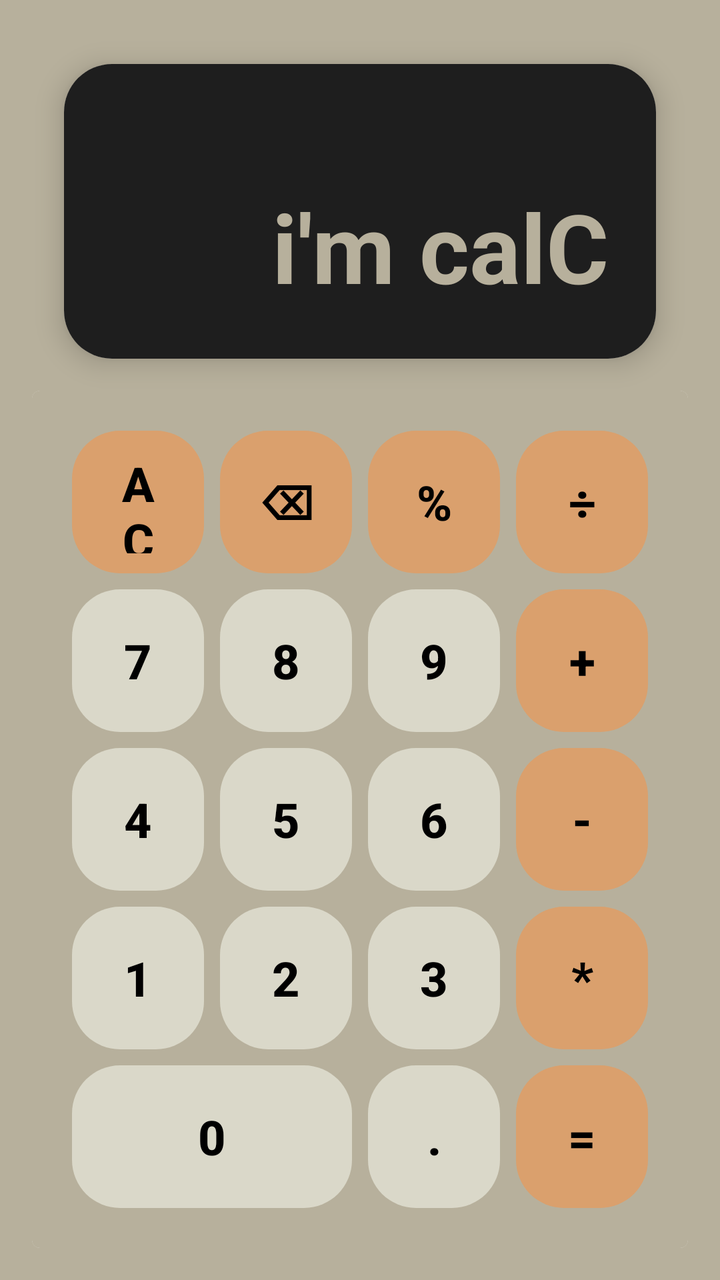
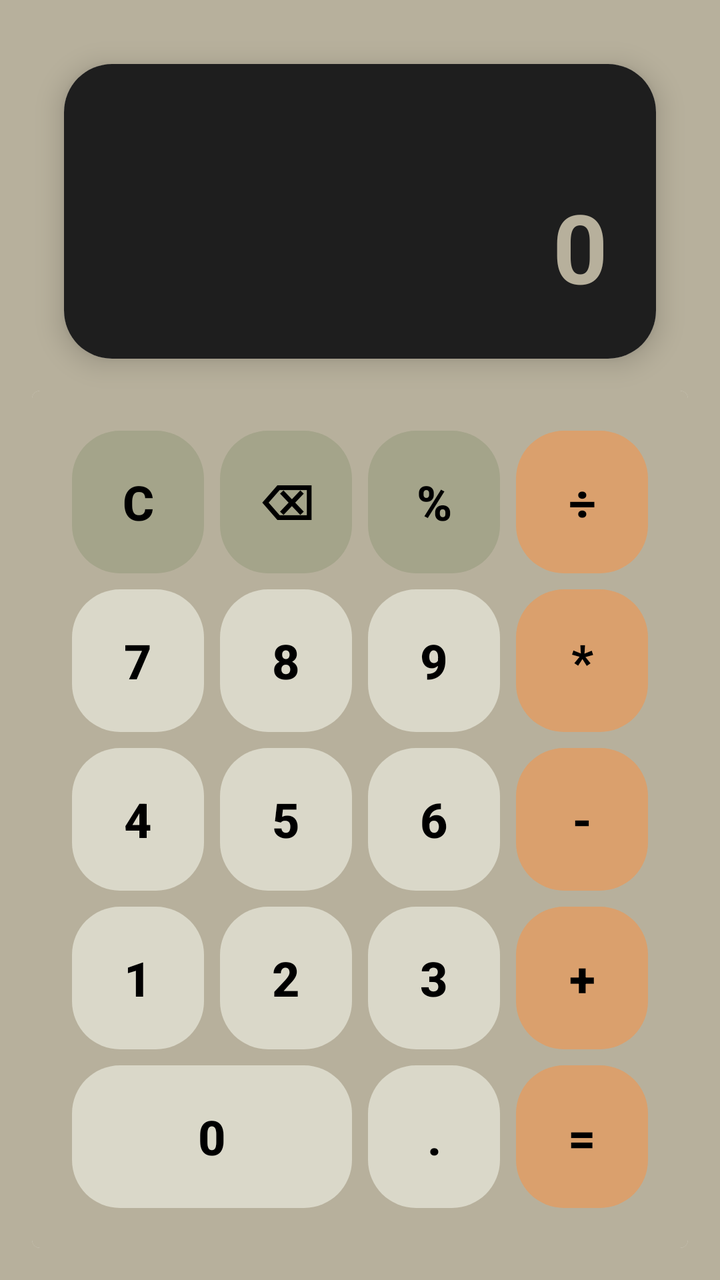

Screens rendered from an Android XML layout before and after an edit, with the pre-edit source and the edit as a unified diff.
<!-- AndroidManifest.xml: application theme Theme.MyCalC -->
<!-- res/layout/activity_main.xml -->
<?xml version="1.0" encoding="utf-8"?>
<androidx.constraintlayout.widget.ConstraintLayout xmlns:android="http://schemas.android.com/apk/res/android"
    xmlns:app="http://schemas.android.com/apk/res-auto"
    xmlns:tools="http://schemas.android.com/tools"
    android:id="@+id/main"
    android:layout_width="match_parent"
    android:layout_height="match_parent"
    tools:context=".MainActivity"
    android:background="#b7b09c">


    <androidx.cardview.widget.CardView
        android:layout_width="match_parent"
        android:layout_height="wrap_content"
        android:layout_margin="32dp"
        app:cardCornerRadius="24dp"
        app:cardElevation="8dp"
        android:id="@+id/displayCard"
        app:layout_constraintTop_toTopOf="parent">

        <LinearLayout
            android:layout_width="match_parent"
            android:layout_height="wrap_content"
            android:orientation="vertical"
            android:background="@color/displayBg"
            android:padding="24dp">
            
            <TextView
                android:id="@+id/previousCalculationTextView"
                android:layout_width="match_parent"
                android:layout_height="wrap_content"
                android:textColor="#b7b09c"
                android:textSize="20sp"
                android:maxLines="1"/>

            <TextView
                android:layout_width="match_parent"
                android:layout_height="wrap_content"
                android:gravity="end"
                android:textColor="#b7b09c"
                android:textSize="48sp"
                android:text="i'm calC"
                android:textStyle="bold"
                android:maxLines="1"
                android:layout_marginTop="8dp"
                android:id="@+id/currentCalculationTextView"/>


        </LinearLayout>
    </androidx.cardview.widget.CardView>

    <androidx.cardview.widget.CardView
        android:layout_width="match_parent"
        android:layout_height="0dp"
        android:layout_margin="16dp"
        app:cardCornerRadius="4dp"
        android:background="#b7b09c"
        app:cardElevation="0dp"
        app:layout_constraintBottom_toBottomOf="parent"
        app:layout_constraintEnd_toEndOf="parent"
        app:layout_constraintStart_toStartOf="parent"
        app:layout_constraintTop_toBottomOf="@+id/displayCard">

        <GridLayout
            android:layout_width="match_parent"
            android:layout_height="match_parent"
            android:background="#b7b09c"
            android:columnCount="4"
            android:rowCount="5"
            android:padding="16dp">

            <Button android:id="@+id/clearButton"
                style="@style/CalculatorButton"
                android:layout_columnWeight="1"
                android:layout_rowWeight="1"
                android:text="AC"
                android:background="@drawable/button_operator_background"/>

            <Button android:id="@+id/backspaceButton"
                style="@style/CalculatorButton"
                android:layout_columnWeight="1"
                android:layout_rowWeight="1"
                android:text="⌫"
                android:background="@drawable/button_operator_background"/>

            <com.google.android.material.button.MaterialButton
                android:id="@+id/percentageButton"
                style="@style/CalculatorButton"
                android:layout_columnWeight="1"
                android:layout_rowWeight="1"
                android:text="%"
                android:background="@drawable/button_operator_background"/>

            <Button android:id="@+id/divideButton"
                style="@style/CalculatorButton"
                android:layout_columnWeight="1"
                android:layout_rowWeight="1"
                android:text="÷"
                android:background="@drawable/button_operator_background"/>



            <Button android:id="@+id/button7"
                style="@style/CalculatorButton"
                android:layout_columnWeight="1"
                android:layout_rowWeight="1"
                android:text="7"
                android:background="@drawable/button_background"/>

            <Button android:id="@+id/button8"
                style="@style/CalculatorButton"
                android:layout_columnWeight="1"
                android:layout_rowWeight="1"
                android:text="8"
                android:background="@drawable/button_background"/>

            <com.google.android.material.button.MaterialButton
                android:id="@+id/button9"
                style="@style/CalculatorButton"
                android:layout_columnWeight="1"
                android:layout_rowWeight="1"
                android:text="9"
                android:background="@drawable/button_background"/>

            <Button android:id="@+id/addButton"
                style="@style/CalculatorButton"
                android:layout_columnWeight="1"
                android:layout_rowWeight="1"
                android:text="+"
                android:background="@drawable/button_operator_background"/>



            <Button android:id="@+id/button4"
                style="@style/CalculatorButton"
                android:layout_columnWeight="1"
                android:layout_rowWeight="1"
                android:text="4"
                android:background="@drawable/button_background"/>

            <Button android:id="@+id/button5"
                style="@style/CalculatorButton"
                android:layout_columnWeight="1"
                android:layout_rowWeight="1"
                android:text="5"
                android:background="@drawable/button_background"/>

            <com.google.android.material.button.MaterialButton
                android:id="@+id/button6"
                style="@style/CalculatorButton"
                android:layout_columnWeight="1"
                android:layout_rowWeight="1"
                android:text="6"
                android:background="@drawable/button_background"/>

            <Button android:id="@+id/subtractButton"
                style="@style/CalculatorButton"
                android:layout_columnWeight="1"
                android:layout_rowWeight="1"
                android:text="-"
                android:background="@drawable/button_operator_background"/>



            <Button android:id="@+id/button1"
                style="@style/CalculatorButton"
                android:layout_columnWeight="1"
                android:layout_rowWeight="1"
                android:text="1"
                android:background="@drawable/button_background"/>

            <Button android:id="@+id/button2"
                style="@style/CalculatorButton"
                android:layout_columnWeight="1"
                android:layout_rowWeight="1"
                android:text="2"
                android:background="@drawable/button_background"/>

            <com.google.android.material.button.MaterialButton
                android:id="@+id/button3"
                style="@style/CalculatorButton"
                android:layout_columnWeight="1"
                android:layout_rowWeight="1"
                android:text="3"
                android:background="@drawable/button_background"/>

            <Button android:id="@+id/multiplyButton"
                style="@style/CalculatorButton"
                android:layout_columnWeight="1"
                android:layout_rowWeight="1"
                android:text="*"
                android:background="@drawable/button_operator_background"/>



            <Button android:id="@+id/button0"
                style="@style/CalculatorButton"
                android:layout_columnSpan="2"
                android:layout_columnWeight="1"
                android:layout_rowWeight="1"
                android:text="0"
                android:background="@drawable/button_background"/>

            <Button android:id="@+id/dotButton"
                style="@style/CalculatorButton"
                android:layout_columnWeight="1"
                android:layout_rowWeight="1"
                android:text="."
                android:background="@drawable/button_background"/>

            <Button android:id="@+id/equalButton"
                style="@style/CalculatorButton"
                android:layout_columnWeight="1"
                android:layout_rowWeight="1"
                android:text="="
                android:background="@drawable/button_operator_background"/>


        </GridLayout>
    </androidx.cardview.widget.CardView>




</androidx.constraintlayout.widget.ConstraintLayout>
<!-- resources referenced by this layout -->
<resources>
  <color name="displayBg">#1E1E1E</color>
  <!-- drawable button_background (drawable) -->
  <?xml version="1.0" encoding="utf-8"?>
  <ripple xmlns:android="http://schemas.android.com/apk/res/android"
      android:color="#33FFFFF">
      <item>
          <shape android:shape="rectangle">
              <corners android:radius="24dp" />
              <solid android:color="#dad8c9" />
          </shape>
      </item>
  </ripple>
  <!-- drawable button_operator_background (drawable) -->
  <?xml version="1.0" encoding="utf-8"?>
  <ripple xmlns:android="http://schemas.android.com/apk/res/android"
      android:color="#33FFFFF">
      <item>
          <shape android:shape="rectangle">
              <corners android:radius="24dp" />
              <solid android:color="@color/operatorColor"/>
          </shape>
      </item>
  </ripple>
  <style name="CalculatorButton" parent="Widget.MaterialComponents.Button.UnelevatedButton">
      <item name="android:layout_width">0dp</item>
      <item name="android:layout_height">0dp</item>
      <item name="android:layout_margin">4dp</item>
      <item name="android:textSize">24sp</item>
      <item name="android:textColor">@android:color/black</item>
      <item name="backgroundTint">@null</item>
      <item name="rippleColor">#33FFFFFF</item>
      <item name="android:textStyle">bold</item>
      <item name="cornerRadius">24dp</item>
  </style>
  <style name="Theme.MyCalC" parent="Base.Theme.MyCalC" />
  <color name="operatorColor">#daa06d</color>
  <style name="Base.Theme.MyCalC" parent="Theme.Material3.DayNight.NoActionBar">
          
          
      </style>
</resources>

<!-- the commit's change to res/layout/activity_main.xml (unified diff, before → after) -->
@@ -39,7 +39,7 @@
                 android:gravity="end"
                 android:textColor="#b7b09c"
                 android:textSize="48sp"
-                android:text="i'm calC"
+                android:text="0"
                 android:textStyle="bold"
                 android:maxLines="1"
                 android:layout_marginTop="8dp"
@@ -73,15 +73,15 @@
                 style="@style/CalculatorButton"
                 android:layout_columnWeight="1"
                 android:layout_rowWeight="1"
-                android:text="AC"
-                android:background="@drawable/button_operator_background"/>
+                android:text="C"
+                android:background="@drawable/new_operator"/>
 
             <Button android:id="@+id/backspaceButton"
                 style="@style/CalculatorButton"
                 android:layout_columnWeight="1"
                 android:layout_rowWeight="1"
                 android:text="⌫"
-                android:background="@drawable/button_operator_background"/>
+                android:background="@drawable/new_operator"/>
 
             <com.google.android.material.button.MaterialButton
                 android:id="@+id/percentageButton"
@@ -89,7 +89,7 @@
                 android:layout_columnWeight="1"
                 android:layout_rowWeight="1"
                 android:text="%"
-                android:background="@drawable/button_operator_background"/>
+                android:background="@drawable/new_operator"/>
 
             <Button android:id="@+id/divideButton"
                 style="@style/CalculatorButton"
@@ -122,73 +122,73 @@
                 android:text="9"
                 android:background="@drawable/button_background"/>
 
+            <Button android:id="@+id/multiplyButton"
+                style="@style/CalculatorButton"
+                android:layout_columnWeight="1"
+                android:layout_rowWeight="1"
+                android:text="*"
+                android:background="@drawable/button_operator_background"/>
+
+
+
+            <Button android:id="@+id/button4"
+                style="@style/CalculatorButton"
+                android:layout_columnWeight="1"
+                android:layout_rowWeight="1"
+                android:text="4"
+                android:background="@drawable/button_background"/>
+
+            <Button android:id="@+id/button5"
+                style="@style/CalculatorButton"
+                android:layout_columnWeight="1"
+                android:layout_rowWeight="1"
+                android:text="5"
+                android:background="@drawable/button_background"/>
+
+            <com.google.android.material.button.MaterialButton
+                android:id="@+id/button6"
+                style="@style/CalculatorButton"
+                android:layout_columnWeight="1"
+                android:layout_rowWeight="1"
+                android:text="6"
+                android:background="@drawable/button_background"/>
+
+            <Button android:id="@+id/subtractButton"
+                style="@style/CalculatorButton"
+                android:layout_columnWeight="1"
+                android:layout_rowWeight="1"
+                android:text="-"
+                android:background="@drawable/button_operator_background"/>
+
+
+
+            <Button android:id="@+id/button1"
+                style="@style/CalculatorButton"
+                android:layout_columnWeight="1"
+                android:layout_rowWeight="1"
+                android:text="1"
+                android:background="@drawable/button_background"/>
+
+            <Button android:id="@+id/button2"
+                style="@style/CalculatorButton"
+                android:layout_columnWeight="1"
+                android:layout_rowWeight="1"
+                android:text="2"
+                android:background="@drawable/button_background"/>
+
+            <com.google.android.material.button.MaterialButton
+                android:id="@+id/button3"
+                style="@style/CalculatorButton"
+                android:layout_columnWeight="1"
+                android:layout_rowWeight="1"
+                android:text="3"
+                android:background="@drawable/button_background"/>
+
             <Button android:id="@+id/addButton"
                 style="@style/CalculatorButton"
                 android:layout_columnWeight="1"
                 android:layout_rowWeight="1"
                 android:text="+"
-                android:background="@drawable/button_operator_background"/>
-
-
-
-            <Button android:id="@+id/button4"
-                style="@style/CalculatorButton"
-                android:layout_columnWeight="1"
-                android:layout_rowWeight="1"
-                android:text="4"
-                android:background="@drawable/button_background"/>
-
-            <Button android:id="@+id/button5"
-                style="@style/CalculatorButton"
-                android:layout_columnWeight="1"
-                android:layout_rowWeight="1"
-                android:text="5"
-                android:background="@drawable/button_background"/>
-
-            <com.google.android.material.button.MaterialButton
-                android:id="@+id/button6"
-                style="@style/CalculatorButton"
-                android:layout_columnWeight="1"
-                android:layout_rowWeight="1"
-                android:text="6"
-                android:background="@drawable/button_background"/>
-
-            <Button android:id="@+id/subtractButton"
-                style="@style/CalculatorButton"
-                android:layout_columnWeight="1"
-                android:layout_rowWeight="1"
-                android:text="-"
-                android:background="@drawable/button_operator_background"/>
-
-
-
-            <Button android:id="@+id/button1"
-                style="@style/CalculatorButton"
-                android:layout_columnWeight="1"
-                android:layout_rowWeight="1"
-                android:text="1"
-                android:background="@drawable/button_background"/>
-
-            <Button android:id="@+id/button2"
-                style="@style/CalculatorButton"
-                android:layout_columnWeight="1"
-                android:layout_rowWeight="1"
-                android:text="2"
-                android:background="@drawable/button_background"/>
-
-            <com.google.android.material.button.MaterialButton
-                android:id="@+id/button3"
-                style="@style/CalculatorButton"
-                android:layout_columnWeight="1"
-                android:layout_rowWeight="1"
-                android:text="3"
-                android:background="@drawable/button_background"/>
-
-            <Button android:id="@+id/multiplyButton"
-                style="@style/CalculatorButton"
-                android:layout_columnWeight="1"
-                android:layout_rowWeight="1"
-                android:text="*"
                 android:background="@drawable/button_operator_background"/>
 
 
<!-- resource entries referenced after the edit -->
@@ -4,7 +4,7 @@
   <!-- drawable button_background (drawable) -->
   <?xml version="1.0" encoding="utf-8"?>
   <ripple xmlns:android="http://schemas.android.com/apk/res/android"
-      android:color="#33FFFFF">
+      android:color="#33FFFFFF">
       <item>
           <shape android:shape="rectangle">
               <corners android:radius="24dp" />
@@ -15,11 +15,22 @@
   <!-- drawable button_operator_background (drawable) -->
   <?xml version="1.0" encoding="utf-8"?>
   <ripple xmlns:android="http://schemas.android.com/apk/res/android"
-      android:color="#33FFFFF">
+      android:color="#33FFFFFF">
       <item>
           <shape android:shape="rectangle">
               <corners android:radius="24dp" />
               <solid android:color="@color/operatorColor"/>
+          </shape>
+      </item>
+  </ripple>
+  <!-- drawable new_operator (drawable) -->
+  <?xml version="1.0" encoding="utf-8"?>
+  <ripple xmlns:android="http://schemas.android.com/apk/res/android"
+      android:color="#33FFFFFF">
+      <item>
+          <shape android:shape="rectangle">
+              <corners android:radius="24dp" />
+              <solid android:color="#a4a48a" />
           </shape>
       </item>
   </ripple>
